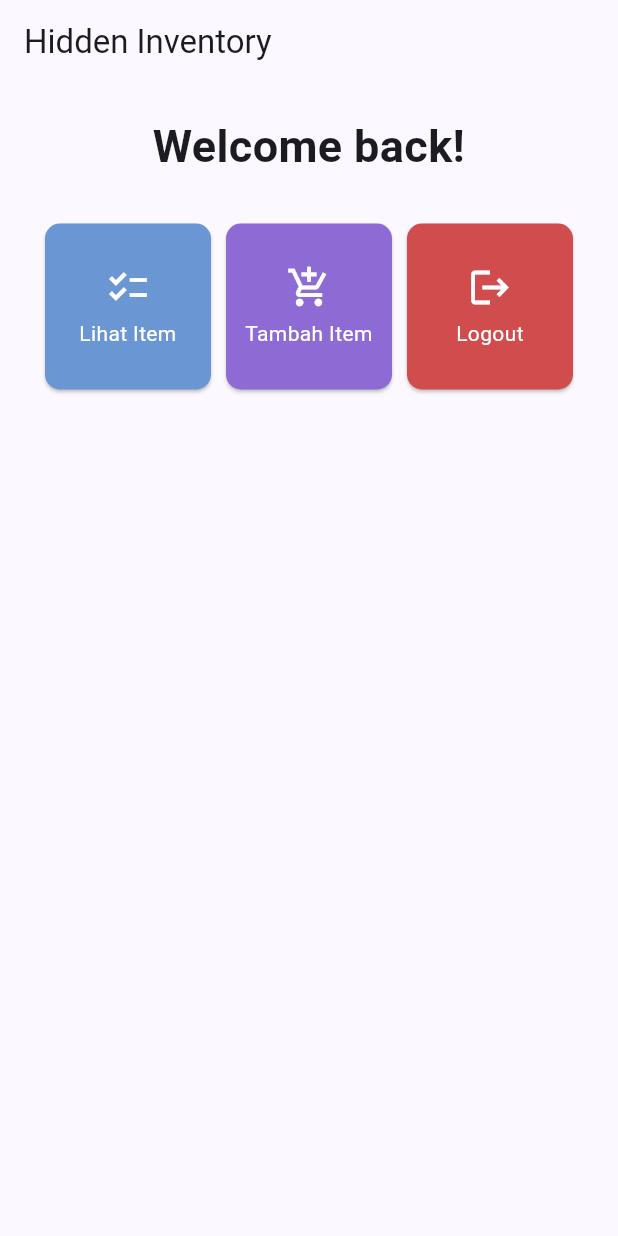
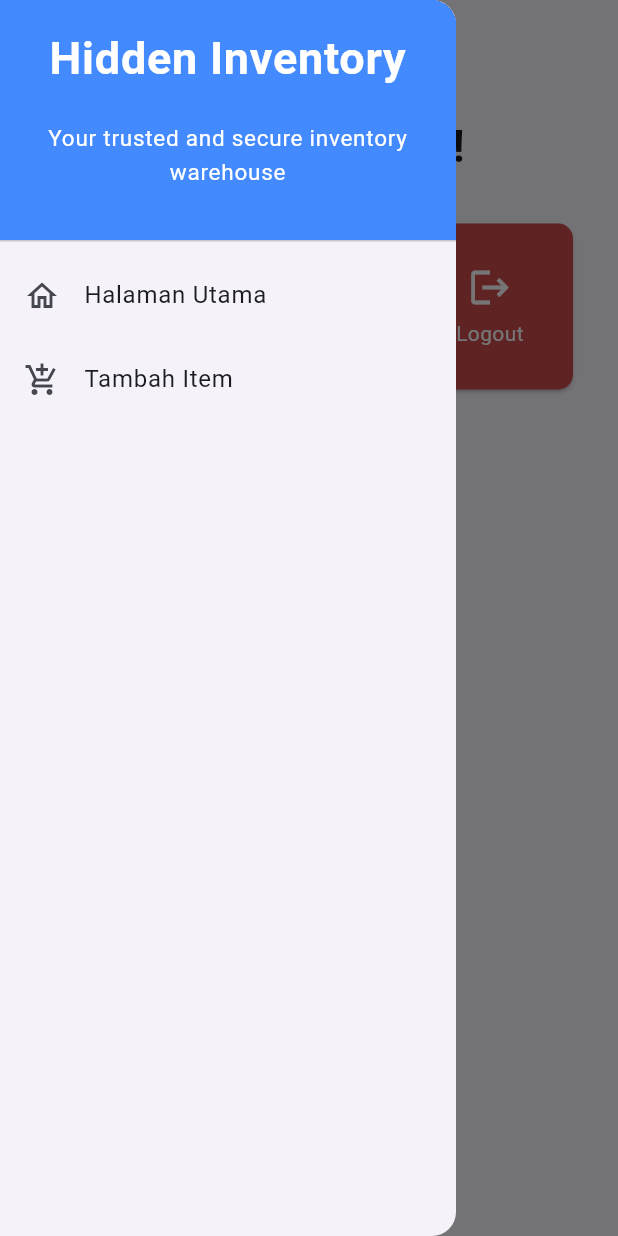
Before and after one commit to mmalkindi/hidden-inventory-mobile, a Flutter app: the screen it shows after launch, with the side drawer open (before the commit the screen has no drawer), on a phone screen of 412 x 824 dp. Run offline on Flutter 3.47's test engine with Material 2 defaults, Android fonts, the light colour scheme and no system bars.

Commit message:
finished tugas 8 checklist

```diff
--- a/lib/main.dart
+++ b/lib/main.dart
@@ -1,5 +1,5 @@
 import 'package:flutter/material.dart';
-import 'package:hidden_inventory/menu.dart';
+import 'package:hidden_inventory/screens/menu.dart';
 
 void main() {
   runApp(const App());
--- a/lib/menu.dart
+++ b/lib/screens/menu.dart
@@ -1,4 +1,6 @@
 import 'package:flutter/material.dart';
+import 'package:hidden_inventory/widgets/left_drawer.dart';
+import 'package:hidden_inventory/widgets/item_card.dart';
 
 class MyHomePage extends StatelessWidget {
   const MyHomePage({Key? key}) : super(key: key);
@@ -10,7 +12,9 @@ class MyHomePage extends StatelessWidget {
         title: const Text(
           'Hidden Inventory',
         ),
+        foregroundColor: Colors.white,
       ),
+      drawer: const LeftDrawer(),
       body: SingleChildScrollView(
         // Widget wrapper yang dapat discroll
         child: Padding(
@@ -67,53 +71,3 @@ final List<OptionsItem> items = [
       const Color.fromRGBO(141, 106, 212, 1.0)),
   OptionsItem("Logout", Icons.logout, const Color.fromRGBO(209, 77, 77, 1.0)),
 ];
-
-class ItemCard extends StatelessWidget {
-  final OptionsItem item;
-  const ItemCard(this.item, {super.key}); // Constructor
-
-  @override
-  Widget build(BuildContext context) {
-    return Material(
-      elevation: 1.0,
-      borderRadius: BorderRadius.circular(10.0),
-      color: item.color,
-      child: InkWell(
-        // Area responsive terhadap sentuhan
-        onTap: () {
-          // Memunculkan SnackBar ketika diklik
-          final snackBar = SnackBar(
-            content: Text("Kamu telah menekan tombol ${item.name}!"),
-            behavior: SnackBarBehavior.floating,
-          );
-
-          ScaffoldMessenger.of(context)
-            ..hideCurrentSnackBar()
-            ..showSnackBar(snackBar);
-        },
-        child: Container(
-          // Container untuk menyimpan Icon dan Text
-          padding: const EdgeInsets.all(8),
-          child: Center(
-            child: Column(
-              mainAxisAlignment: MainAxisAlignment.center,
-              children: [
-                Icon(
-                  item.icon,
-                  color: Colors.white,
-                  size: 30.0,
-                ),
-                const Padding(padding: EdgeInsets.all(3)),
-                Text(
-                  item.name,
-                  textAlign: TextAlign.center,
-                  style: const TextStyle(color: Colors.white),
-                ),
-              ],
-            ),
-          ),
-        ),
-      ),
-    );
-  }
-}
--- /dev/null
+++ b/lib/widgets/item_card.dart
@@ -0,0 +1,61 @@
+import 'package:flutter/material.dart';
+import 'package:hidden_inventory/screens/menu.dart';
+import 'package:hidden_inventory/screens/item_add_form.dart';
+
+class ItemCard extends StatelessWidget {
+  final OptionsItem item;
+  const ItemCard(this.item, {super.key}); // Constructor
+
+  @override
+  Widget build(BuildContext context) {
+    return Material(
+      elevation: 1.0,
+      borderRadius: BorderRadius.circular(10.0),
+      color: item.color,
+      child: InkWell(
+        // Area responsive terhadap sentuhan
+        onTap: () {
+          // Memunculkan SnackBar ketika diklik
+          final snackBar = SnackBar(
+            content: Text("Kamu telah menekan tombol ${item.name}!"),
+            behavior: SnackBarBehavior.floating,
+          );
+
+          ScaffoldMessenger.of(context)
+            ..hideCurrentSnackBar()
+            ..showSnackBar(snackBar);
+
+          // Navigate ke route yang sesuai (tergantung jenis tombol)
+          if (item.name == "Tambah Item") {
+            Navigator.push(
+                context,
+                MaterialPageRoute(
+                    builder: (context) => const AddItemFormPage()));
+          }
+        },
+        child: Container(
+          // Container untuk menyimpan Icon dan Text
+          padding: const EdgeInsets.all(8),
+          child: Center(
+            child: Column(
+              mainAxisAlignment: MainAxisAlignment.center,
+              children: [
+                Icon(
+                  item.icon,
+                  color: Colors.white,
+                  size: 30.0,
+                ),
+                const Padding(padding: EdgeInsets.all(3)),
+                Text(
+                  item.name,
+                  textAlign: TextAlign.center,
+                  style: const TextStyle(color: Colors.white),
+                ),
+              ],
+            ),
+          ),
+        ),
+      ),
+    );
+  }
+}
--- /dev/null
+++ b/lib/widgets/left_drawer.dart
@@ -0,0 +1,68 @@
+import 'package:flutter/material.dart';
+import 'package:hidden_inventory/screens/menu.dart';
+import 'package:hidden_inventory/screens/item_add_form.dart';
+
+class LeftDrawer extends StatelessWidget {
+  const LeftDrawer({super.key});
+
+  @override
+  Widget build(BuildContext context) {
+    return Drawer(
+      child: ListView(
+        children: [
+          const DrawerHeader(
+            decoration: BoxDecoration(
+              color: Colors.blueAccent,
+            ),
+            child: Column(
+              children: [
+                Text(
+                  'Hidden Inventory',
+                  textAlign: TextAlign.center,
+                  style: TextStyle(
+                    fontSize: 30,
+                    fontWeight: FontWeight.bold,
+                    color: Colors.white,
+                  ),
+                ),
+                Padding(padding: EdgeInsets.all(10)),
+                Text(
+                  "Your trusted and secure inventory warehouse",
+                  textAlign: TextAlign.center,
+                  style: TextStyle(
+                    fontSize: 15,
+                    fontWeight: FontWeight.normal,
+                    color: Colors.white,
+                  ),
+                ),
+              ],
+            ),
+          ),
+          ListTile(
+            leading: const Icon(Icons.home_outlined),
+            title: const Text('Halaman Utama'),
+            // Bagian redirection ke MyHomePage
+            onTap: () {
+              Navigator.pushReplacement(
+                  context,
+                  MaterialPageRoute(
+                    builder: (context) => const MyHomePage(),
+                  ));
+            },
+          ),
+          ListTile(
+            leading: const Icon(Icons.add_shopping_cart),
+            title: const Text('Tambah Item'),
+            // Bagian redirection ke ShopFormPage
+            onTap: () {
+              Navigator.push(
+                  context,
+                  MaterialPageRoute(
+                      builder: (context) => const AddItemFormPage()));
+            },
+          ),
+        ],
+      ),
+    );
+  }
+}
```
Also changed, not shown: lib/screens/item_add_form.dart (added, +207 -0 lines).
